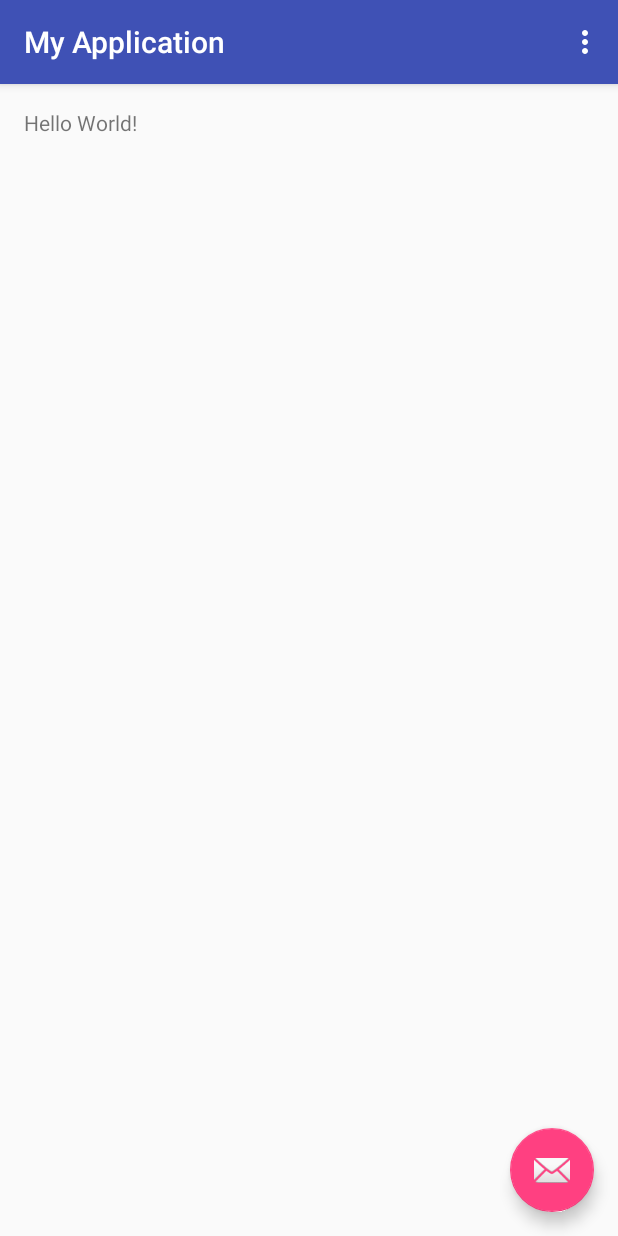
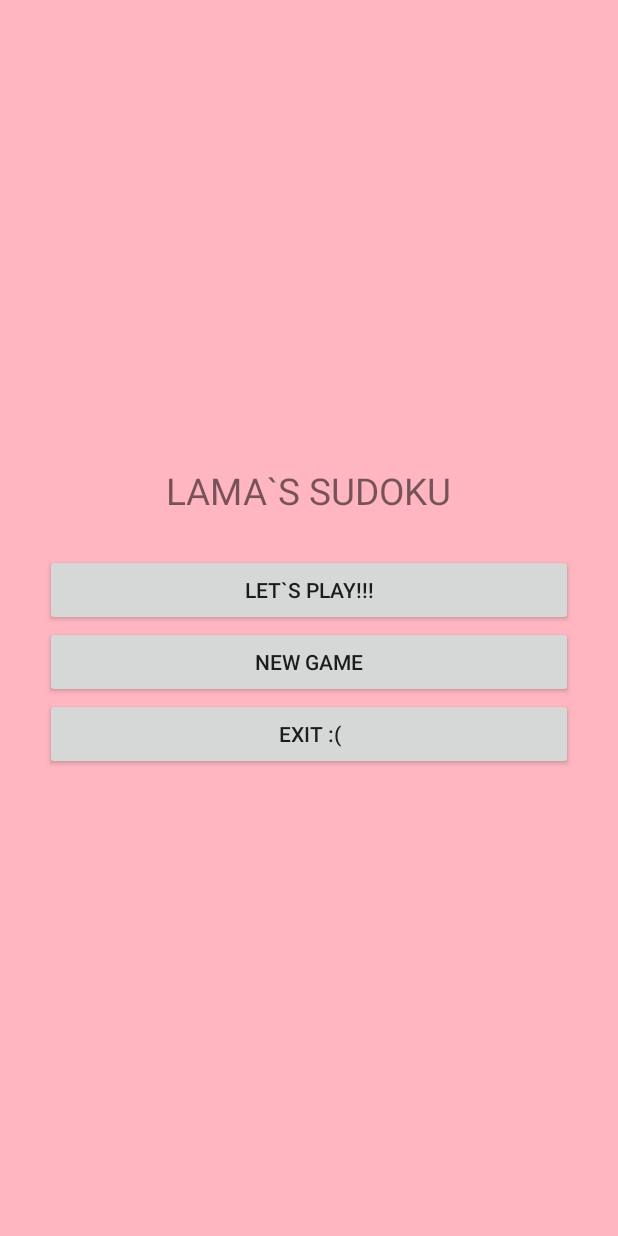
Before and after one commit to Sagadeyeva/Sudoku, an Android app: the screen it shows after launch (MainActivity), on a phone screen of 412 x 824 dp. Run offline under Robolectric (Android 15) with nearby library versions, the phone set to English and light mode, and no system bars.

```diff
--- a/app/src/main/AndroidManifest.xml
+++ b/app/src/main/AndroidManifest.xml
@@ -18,6 +18,7 @@
                 <category android:name="android.intent.category.LAUNCHER" />
             </intent-filter>
         </activity>
+        <activity android:name=".GameActivity"></activity>
     </application>
 
 </manifest>
--- a/app/src/main/java/sveta/myapplication/Main.java
+++ b/app/src/main/java/sveta/myapplication/Main.java
@@ -1,6 +1,9 @@
 
 package sveta.myapplication;
 
+
+import android.app.AlertDialog;
+import android.content.DialogInterface;
 
 public class Main {
 
--- a/app/src/main/java/sveta/myapplication/MainActivity.java
+++ b/app/src/main/java/sveta/myapplication/MainActivity.java
@@ -1,6 +1,12 @@
 package sveta.myapplication;
 
+import android.app.AlertDialog;
+import android.content.DialogInterface;
+import android.content.DialogInterface.OnClickListener;
+import android.content.Intent;
+import android.os.Binder;
 import android.os.Bundle;
+import android.os.IBinder;
 import android.support.design.widget.FloatingActionButton;
 import android.support.design.widget.Snackbar;
 import android.support.v7.app.AppCompatActivity;
@@ -8,24 +14,43 @@ import android.support.v7.widget.Toolbar;
 import android.view.View;
 import android.view.Menu;
 import android.view.MenuItem;
+import android.widget.Button;
 
 public class MainActivity extends AppCompatActivity {
+
 
     @Override
     protected void onCreate(Bundle savedInstanceState) {
         super.onCreate(savedInstanceState);
         setContentView(R.layout.activity_main);
-        Toolbar toolbar = (Toolbar) findViewById(R.id.toolbar);
-        setSupportActionBar(toolbar);
 
-        FloatingActionButton fab = (FloatingActionButton) findViewById(R.id.fab);
-        fab.setOnClickListener(new View.OnClickListener() {
+//        Toolbar toolbar = (Toolbar) findViewById(R.id.toolbar);
+//        setSupportActionBar(toolbar);
+//
+//        FloatingActionButton fab = (FloatingActionButton) findViewById(R.id.fab);
+//        fab.setOnClickListener(new View.OnClickListener() {
+//            @Override
+//            public void onClick(View view) {
+//                Snackbar.make(view, "Replace with your own action", Snackbar.LENGTH_LONG)
+//                        .setAction("Action", null).show();
+//            }
+//        });
+
+
+        Button exit = (Button) findViewById(R.id.exit_button);
+        exit.setOnClickListener(new View.OnClickListener() {
             @Override
-            public void onClick(View view) {
-                Snackbar.make(view, "Replace with your own action", Snackbar.LENGTH_LONG)
-                        .setAction("Action", null).show();
+            public void onClick(View v) {
+                System.exit(0);
+
             }
         });
+    }
+
+    public void startNewGame(View v) {
+
+        Intent intent = new Intent(this, GameActivity.class);
+        startActivity(intent);
     }
 
     @Override
@@ -49,4 +74,6 @@ public class MainActivity extends AppCompatActivity {
 
         return super.onOptionsItemSelected(item);
     }
+
+
 }
--- a/app/src/main/res/layout/activity_main.xml
+++ b/app/src/main/res/layout/activity_main.xml
@@ -1,34 +1,44 @@
-<?xml version="1.0" encoding="utf-8"?>
-<android.support.design.widget.CoordinatorLayout xmlns:android="http://schemas.android.com/apk/res/android"
-    xmlns:app="http://schemas.android.com/apk/res-auto"
-    xmlns:tools="http://schemas.android.com/tools"
-    android:layout_width="match_parent"
-    android:layout_height="match_parent"
-    android:fitsSystemWindows="true"
-    tools:context="sveta.myapplication.MainActivity">
+<?xml version="1.0" encoding="utf-8"?><!--
 
-    <android.support.design.widget.AppBarLayout
-        android:layout_width="match_parent"
+-->
+<LinearLayout xmlns:android="http://schemas.android.com/apk/res/android"
+    android:layout_width="fill_parent"
+    android:layout_height="fill_parent"
+    android:background="#FFB6C1"
+    android:orientation="horizontal"
+    android:padding="30dip">
+
+    <LinearLayout
+        android:layout_width="fill_parent"
         android:layout_height="wrap_content"
-        android:theme="@style/AppTheme.AppBarOverlay">
+        android:layout_gravity="center"
+        android:orientation="vertical">
 
-        <android.support.v7.widget.Toolbar
-            android:id="@+id/toolbar"
-            android:layout_width="match_parent"
-            android:layout_height="?attr/actionBarSize"
-            android:background="?attr/colorPrimary"
-            app:popupTheme="@style/AppTheme.PopupOverlay" />
+        <TextView
+            android:layout_width="wrap_content"
+            android:layout_height="wrap_content"
+            android:layout_gravity="center"
+            android:layout_marginBottom="25dip"
+            android:text="@string/title"
+            android:textSize="24.5sp" />
 
-    </android.support.design.widget.AppBarLayout>
+        <Button
+            android:id="@+id/continue_button"
+            android:layout_width="fill_parent"
+            android:layout_height="wrap_content"
+            android:text="Let`s PLAY!!!" />
 
-    <include layout="@layout/content_main" />
+        <Button
+            android:id="@+id/new_button"
+            android:layout_width="fill_parent"
+            android:layout_height="wrap_content"
+            android:text="New Game"
+            android:onClick="startNewGame" />
 
-    <android.support.design.widget.FloatingActionButton
-        android:id="@+id/fab"
-        android:layout_width="wrap_content"
-        android:layout_height="wrap_content"
-        android:layout_gravity="bottom|end"
-        android:layout_margin="@dimen/fab_margin"
-        android:src="@android:drawable/ic_dialog_email" />
-
-</android.support.design.widget.CoordinatorLayout>
+        <Button
+            android:id="@+id/exit_button"
+            android:layout_width="fill_parent"
+            android:layout_height="wrap_content"
+            android:text="EXIT :(" />
+    </LinearLayout>
+</LinearLayout>
--- a/app/src/main/res/values/strings.xml
+++ b/app/src/main/res/values/strings.xml
@@ -1,4 +1,5 @@
 <resources>
-    <string name="app_name">My Application</string>
+    <string name="app_name">Lama\'s Sudoku ^-^</string>
     <string name="action_settings">Settings</string>
+    <string name="title">LAMA`S SUDOKU</string>
 </resources>
```
Also changed, not shown: app/src/main/java/sveta/myapplication/Algorithm.java (renamed from app/src/main/java/sveta/myapplication/Algorythm.java, +29 -18 lines), app/src/main/java/sveta/myapplication/GameActivity.java (added, +114 -0 lines), app/src/main/java/sveta/myapplication/Grid.java (+130 -22 lines), app/src/main/res/layout/activity_game.xml (added, +12 -0 lines), 1 other file.
